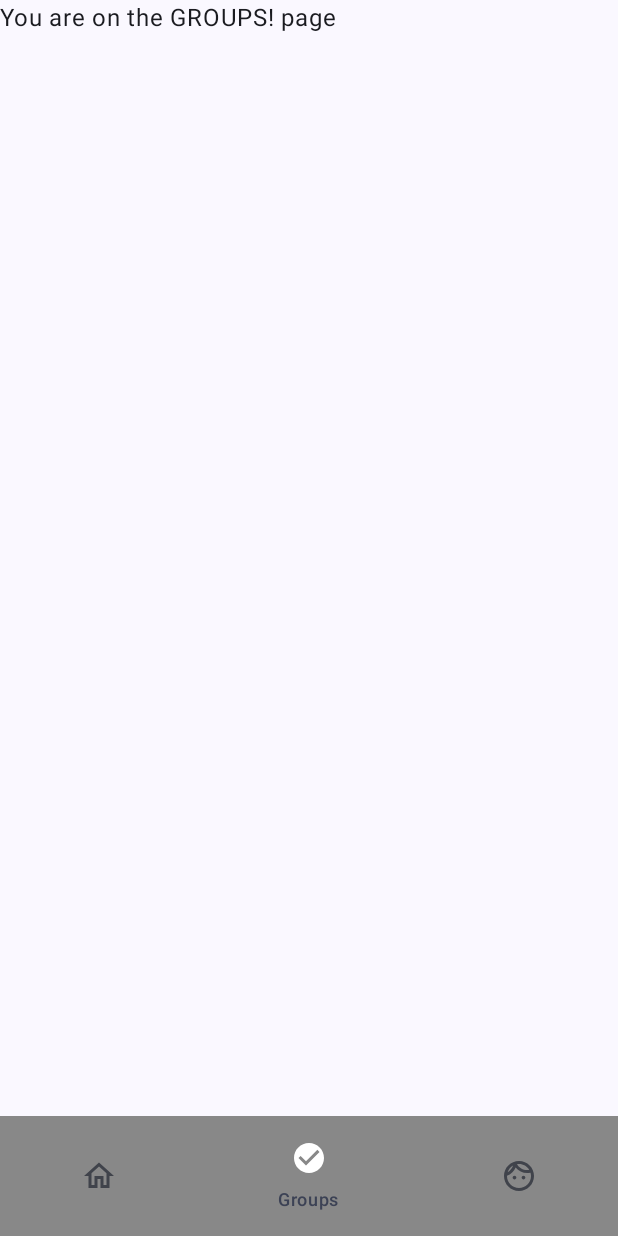
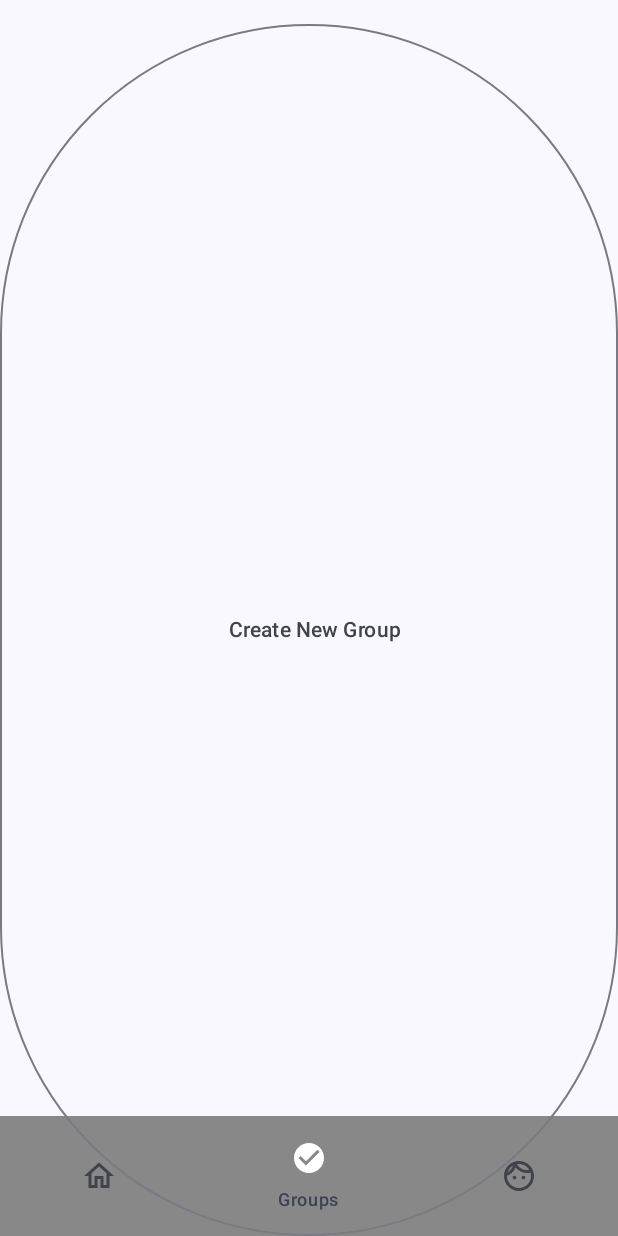
Before and after one commit to frmad/XPence-kotlin, an Android app built with Jetpack Compose: the screen it shows after launch (MainActivity), item 2 of the bottom bar chosen, on a phone screen of 412 x 824 dp. Run offline under Robolectric (Android 15) with nearby library versions, the phone set to English and light mode, and no system bars.

Commit message:
tried to get api (post) for creating groups to work
I think the post methos works now but i need help to test it

```diff
--- a/app/build.gradle.kts
+++ b/app/build.gradle.kts
@@ -48,6 +48,8 @@
 
 dependencies {
 
+    implementation ("com.squareup.retrofit2:retrofit:2.9.0")
+    implementation ("com.squareup.retrofit2:converter-gson:2.9.0")
     implementation("androidx.core:core-ktx:1.9.0")
     implementation("androidx.lifecycle:lifecycle-runtime-ktx:2.6.2")
     implementation("androidx.activity:activity-compose:1.8.0")
--- a/app/src/main/java/sdu/mobile/xpence/Groups.kt
+++ b/app/src/main/java/sdu/mobile/xpence/Groups.kt
@@ -1,8 +1,362 @@
 package sdu.mobile.xpence
 
+//import androidx.compose.ui.platform.LocalWindowOwner
+import androidx.compose.foundation.layout.Arrangement
+import androidx.compose.foundation.layout.Column
+import androidx.compose.foundation.layout.Row
+import androidx.compose.foundation.layout.Spacer
+import androidx.compose.foundation.layout.fillMaxHeight
+import androidx.compose.foundation.layout.fillMaxSize
+import androidx.compose.foundation.layout.fillMaxWidth
+import androidx.compose.foundation.layout.height
+import androidx.compose.foundation.layout.padding
+import androidx.compose.foundation.layout.width
+import androidx.compose.material3.Button
+import androidx.compose.material3.ExperimentalMaterial3Api
+import androidx.compose.material3.OutlinedButton
+import androidx.compose.material3.Text
+import androidx.compose.material3.TextField
 import androidx.compose.runtime.Composable
+import androidx.compose.runtime.MutableState
+import androidx.compose.runtime.getValue
+import androidx.compose.runtime.mutableStateOf
+import androidx.compose.runtime.remember
+import androidx.compose.runtime.setValue
+import androidx.compose.ui.Alignment
+import androidx.compose.ui.Modifier
+import androidx.compose.ui.graphics.Color
+import androidx.compose.ui.text.TextStyle
+import androidx.compose.ui.text.font.FontFamily
+import androidx.compose.ui.text.font.FontWeight
+import androidx.compose.ui.text.input.TextFieldValue
+import androidx.compose.ui.text.style.TextAlign
+import androidx.compose.ui.unit.dp
+import androidx.compose.ui.unit.sp
+import androidx.compose.ui.window.Dialog
+import androidx.compose.ui.window.DialogProperties
+import retrofit2.Call
+import retrofit2.Retrofit
+import retrofit2.converter.gson.GsonConverterFactory
+import sdu.mobile.xpence.api.DataModel
+import sdu.mobile.xpence.api.RetrofitAPI
 
+
+//import com.example.featherandroidtasks.ui.theme.FeatherAndroidTasksTheme
+
+@OptIn(ExperimentalMaterial3Api::class)
+//@Preview
+/*@Composable
+fun Groups() {
+    var newGroupName by remember { mutableStateOf("") }
+    var newGroupDescription by remember { mutableStateOf("") }
+    var groups by remember { mutableStateOf(listOf(Group("My Group", "Description 1"), Group("Other Group", "Description 2"), Group("Other Group", "Description 3"))) }
+    var isDialogVisible by remember { mutableStateOf(false) }
+
+    Column(
+        modifier = Modifier
+            .fillMaxSize()
+            .background(color = Color.White)
+            .padding(16.dp)
+    ) {
+        // List of groups as buttons
+        LazyColumn {
+            items(groups) { group ->
+                GroupButton(group = group)
+            }
+        }
+
+        // Button to create a new group
+        OutlinedButton(
+            onClick = { isDialogVisible = true },
+            modifier = Modifier
+                .fillMaxWidth()
+                .padding(top = 16.dp)
+        ) {
+            Row(
+                modifier = Modifier
+                    .fillMaxWidth()
+                    .padding(8.dp),
+                horizontalArrangement = Arrangement.Center
+            ) {
+                Spacer(modifier = Modifier.width(8.dp))
+                Text(text = "Create New Group")
+            }
+        }
+
+        // Dialog for creating a new group
+        if (isDialogVisible) {
+            CreateGroupDialog(
+                onDismiss = { isDialogVisible = false },
+                onGroupCreated = { newGroup, newDis ->
+                    groups = groups + Group(newGroup, newDis)
+                    newGroupName = newGroup
+                    newGroupDescription = newDis
+                }
+            )
+        }
+    }
+}
+
+@OptIn(ExperimentalMaterial3Api::class)
 @Composable
-fun Groups() {
-    Greeting("GROUPS")
+fun CreateGroupDialog(
+    onDismiss: () -> Unit,
+    onGroupCreated: (String, String) -> Unit
+) {
+    var groupName by remember { mutableStateOf("") }
+    var groupDescription by remember { mutableStateOf("") }
+
+    Dialog(
+        onDismissRequest = { onDismiss() },
+        properties = DialogProperties(dismissOnClickOutside = false)
+    ) {
+        Column(
+            modifier = Modifier
+                .padding(16.dp)
+                .background(MaterialTheme.colorScheme.background)
+        ) {
+            Text(
+                text = "Create New Group",
+                style = TextStyle(
+                    fontSize = 20.sp,
+                    fontWeight = FontWeight.Bold,
+                    color = MaterialTheme.colorScheme.primary
+                ),
+                modifier = Modifier.padding(bottom = 16.dp)
+            )
+
+            OutlinedTextField(
+                value = groupName,
+                onValueChange = { groupName = it },
+                label = { Text("Group Name") },
+                keyboardOptions = KeyboardOptions.Default.copy(
+                    imeAction = ImeAction.Done
+                ),
+                keyboardActions = KeyboardActions(
+                    onDone = {
+                        onGroupCreated(groupName, groupDescription)
+                        onDismiss()
+                    }
+                ),
+                modifier = Modifier
+                    .fillMaxWidth()
+                    .padding(bottom = 16.dp)
+            )
+
+            OutlinedTextField(
+                value = groupDescription,
+                onValueChange = { groupDescription = it },
+                label = { Text("Group Description") },
+                keyboardOptions = KeyboardOptions.Default.copy(
+                    imeAction = ImeAction.Done
+                ),
+                keyboardActions = KeyboardActions(
+                    onDone = {
+                        onGroupCreated(groupName, groupDescription)
+                        onDismiss()
+                    }
+                ),
+                modifier = Modifier
+                    .fillMaxWidth()
+                    .padding(bottom = 16.dp)
+            )
+
+            Button(
+                onClick = {
+                    onGroupCreated(groupName, groupDescription)
+                    postDataUsingRetrofit(groupName, groupDescription)
+                    onDismiss()
+                },
+                modifier = Modifier
+                    .fillMaxWidth()
+                    .padding(top = 8.dp)
+            ) {
+                Text(text = "Create")
+            }
+        }
+    }
 }
+
+
+@OptIn(ExperimentalMaterial3Api::class)*/
+
+    //@Preview
+    @Composable
+    fun Groups() {
+    /*var newGroupName by remember { mutableStateOf("") }
+    var newGroupDescription by remember { mutableStateOf("") }
+    var groups by remember { mutableStateOf(listOf(Group("My Group", "Description 1"), Group("Other Group", "Description 2"), Group("Other Group", "Description 3"))) }*/
+    var isDialogVisible by remember { mutableStateOf(false) }
+
+    /*Column(
+        modifier = Modifier
+            .fillMaxSize()
+            .background(color = Color.White)
+            .padding(16.dp)
+    ) {
+        // List of groups as buttons
+        LazyColumn {
+            items(groups) { group ->
+                GroupButton(group = group)
+            }
+        }*/
+
+        // Button to create a new group
+        OutlinedButton(
+            onClick = { isDialogVisible = true },
+            modifier = Modifier
+                .fillMaxWidth()
+                .padding(top = 16.dp)
+        ) {
+            Row(
+                modifier = Modifier
+                    .width(200.dp) // Adjust the width as needed
+                    .padding(8.dp),
+                horizontalArrangement = Arrangement.Center
+            ) {
+                Spacer(modifier = Modifier.width(8.dp))
+                Text(text = "Create New Group")
+            }
+        }
+
+        // Dialog for creating a new group
+        if (isDialogVisible) {
+            postData(
+                onDismiss = { isDialogVisible = false },
+                /*onGroupCreated = { newGroup, newDis ->
+                    groups = groups + Group(newGroup, newDis)
+                    newGroupName = newGroup
+                    newGroupDescription = newDis
+                }*/
+            )
+        }
+    }
+
+
+@OptIn(ExperimentalMaterial3Api::class)
+@Composable
+fun postData(
+    onDismiss: () -> Unit
+) {
+    val name = remember {
+        mutableStateOf(TextFieldValue())
+    }
+    val description = remember {
+        mutableStateOf(TextFieldValue())
+    }
+    Dialog(
+        onDismissRequest = { onDismiss() },
+        properties = DialogProperties(dismissOnClickOutside = false)
+    ) {
+        // on below line we are creating a column.
+        Column(
+            // on below line we are adding a modifier to it
+            // and setting max size, max height and max width
+            modifier = Modifier
+                .fillMaxSize()
+                .fillMaxHeight()
+                .fillMaxWidth(),
+            // on below line we are adding vertical
+            // arrangement and horizontal alignment.
+            verticalArrangement = Arrangement.Center,
+            horizontalAlignment = Alignment.CenterHorizontally
+        ) {
+            // on below line we are creating a text
+            Text(
+                // on below line we are specifying text as
+                // Session Management in Android.
+                text = "All groups",
+                // on below line we are specifying text color.
+                color = Color.Blue,
+                fontSize = 20.sp,
+                // on below line we are specifying font family
+                fontFamily = FontFamily.Default,
+                // on below line we are adding font weight
+                // and alignment for our text
+                fontWeight = FontWeight.Bold, textAlign = TextAlign.Center
+            )
+            //on below line we are adding spacer
+            Spacer(modifier = Modifier.height(5.dp))
+            // on below line we are creating a text field for our email.
+            TextField(
+                // on below line we are specifying value for our email text field.
+                value = name.value,
+                // on below line we are adding on value change for text field.
+                onValueChange = { name.value = it },
+                // on below line we are adding place holder as text as "Enter your email"
+                placeholder = { Text(text = "Enter the group name") },
+                // on below line we are adding modifier to it
+                // and adding padding to it and filling max width
+                modifier = Modifier
+                    .padding(16.dp)
+                    .fillMaxWidth(),
+                // on below line we are adding text style
+                // specifying color and font size to it.
+                textStyle = TextStyle(color = Color.Black, fontSize = 15.sp),
+                // on below line we are adding single line to it.
+                singleLine = true,
+            )
+            // on below line we are adding spacer
+            Spacer(modifier = Modifier.height(5.dp))
+            // on below line we are creating a text field for our email.
+            TextField(
+                // on below line we are specifying value for our email text field.
+                value = description.value,
+                // on below line we are adding on value change for text field.
+                onValueChange = { description.value = it },
+                // on below line we are adding place holder as text as "Enter your email"
+                placeholder = { Text(text = "Enter a description for the group") },
+                // on below line we are adding modifier to it
+                // and adding padding to it and filling max width
+                modifier = Modifier
+                    .padding(16.dp)
+                    .fillMaxWidth(),
+                // on below line we are adding text style
+                // specifying color and font size to it.
+                textStyle = TextStyle(color = Color.Black, fontSize = 15.sp),
+                // on below line we ar adding single line to it.
+                singleLine = true,
+            )
+            // on below line we are adding spacer
+            Spacer(modifier = Modifier.height(10.dp))
+            // on below line we are creating a button
+            Button(
+                onClick = {
+                    // on below line we are calling make payment method to update data.
+                    postDataUsingRetrofit(
+                        name, description
+                    )
+                    // Close the dialog after clicking the button
+                    onDismiss()
+                },
+                // on below line we are adding modifier to our button.
+                modifier = Modifier
+                    .fillMaxWidth()
+                    .padding(16.dp)
+            ) {
+                // on below line we are adding text for our button
+                Text(text = "Create Group", modifier = Modifier.padding(8.dp))
+            }
+            // on below line we are adding a spacer.
+            Spacer(modifier = Modifier.height(20.dp))
+            // on below line we are creating a text for displaying a response.
+
+        }
+    }
+}
+
+fun postDataUsingRetrofit(
+    name: MutableState<TextFieldValue>,
+    description: MutableState<TextFieldValue>,
+) {
+    var url = "https://xpense-api.gredal.dev"
+    val retrofit = Retrofit.Builder()
+        .baseUrl(url)
+        .addConverterFactory(GsonConverterFactory.create())
+        .build()
+    val retrofitAPI = retrofit.create(RetrofitAPI::class.java)
+
+    val dataModel = DataModel(name.value.text, description.value.text)
+
+    val call: Call<DataModel?>? = retrofitAPI.postData(dataModel)
+}
--- a/app/src/main/java/sdu/mobile/xpence/Home.kt
+++ b/app/src/main/java/sdu/mobile/xpence/Home.kt
@@ -1,9 +1,9 @@
 package sdu.mobile.xpence
 
-import androidx.compose.material3.Text
 import androidx.compose.runtime.Composable
-import androidx.compose.ui.Modifier
+import androidx.compose.ui.tooling.preview.Preview
 
+@Preview
 @Composable
 fun Home(){
 Greeting("HOME")
--- /dev/null
+++ b/app/src/main/java/sdu/mobile/xpence/api/DataModel.kt
@@ -0,0 +1,6 @@
+package sdu.mobile.xpence.api
+
+data class DataModel(
+    val name: String,
+    val description: String
+)
--- /dev/null
+++ b/app/src/main/java/sdu/mobile/xpence/api/RetrofitAPI.kt
@@ -0,0 +1,10 @@
+package sdu.mobile.xpence.api
+
+import retrofit2.Call
+import retrofit2.http.Body
+import retrofit2.http.POST
+
+interface RetrofitAPI {
+    @POST("users")
+    fun postData(@Body dataModel: DataModel?): Call<DataModel?>?
+}
```
Also changed, not shown: app/src/main/AndroidManifest.xml (+6 -2 lines), app/src/main/java/sdu/mobile/xpence/MainActivity.kt (+7 -12 lines), app/src/main/java/sdu/mobile/xpence/api/Group.kt (added, +11 -0 lines), app/src/main/java/sdu/mobile/xpence/api/GroupApiService.kt (added, +14 -0 lines), app/src/main/java/sdu/mobile/xpence/api/RetrofitInstance.kt (added, +18 -0 lines).
